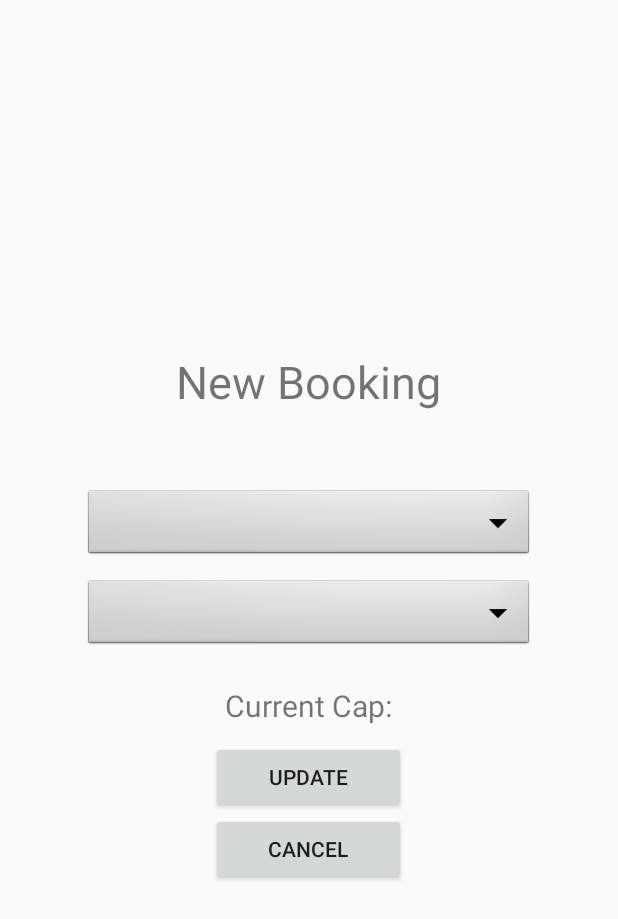
After one commit to irislawly/BB, an Android app: the layout activity_new_booking.xml on its own in the app's theme, with its tools: preview values and no code run, on a phone screen of 412 x 824 dp. The commit adds this screen. Shown: the top 919 px of the screen. Run offline under Robolectric (Android 15) with nearby library versions, the phone set to English and light mode, and no system bars.

Commit message:
added edit and add new bookings pages

```diff
--- a/app/src/main/res/layout/activity_bookings.xml
+++ b/app/src/main/res/layout/activity_bookings.xml
@@ -74,4 +74,6 @@
             android:layout_marginTop="50dp"
             android:text="@string/booking_delete" />
     </androidx.cardview.widget.CardView>
+
+
 </androidx.constraintlayout.widget.ConstraintLayout>
--- /dev/null
+++ b/app/src/main/res/layout/activity_new_booking.xml
@@ -0,0 +1,54 @@
+<?xml version="1.0" encoding="utf-8"?>
+<LinearLayout xmlns:android="http://schemas.android.com/apk/res/android"
+    android:layout_width="match_parent"
+    android:layout_height="match_parent"
+    android:orientation="vertical"
+    android:gravity="center"
+    >
+
+    <TextView
+        android:id="@+id/textView13"
+        android:layout_width="wrap_content"
+        android:layout_height="wrap_content"
+
+        android:text="@string/new_booking"
+        android:textSize="30sp" />
+
+    <Spinner
+        android:id="@+id/spinnerequipment"
+        android:layout_width="300dp"
+        android:layout_height="50dp"
+        android:layout_marginTop="50dp"
+        android:background="@android:drawable/btn_dropdown"
+        android:spinnerMode="dropdown" />
+
+    <Spinner
+        android:id="@+id/spinnerdate"
+        android:layout_width="300dp"
+        android:layout_height="50dp"
+        android:layout_marginTop="10dp"
+        android:background="@android:drawable/btn_dropdown"
+        android:spinnerMode="dropdown" />
+
+    <TextView
+        android:id="@+id/newBookingCurrentCap"
+        android:layout_width="wrap_content"
+        android:layout_height="wrap_content"
+        android:layout_marginTop="22dp"
+        android:text="@string/currentCap"
+        android:textSize="20sp" />
+
+    <Button
+        android:id="@+id/button5"
+        android:layout_width="130dp"
+        android:layout_height="wrap_content"
+        android:layout_marginTop="10dp"
+        android:text="@string/new_booking_update" />
+
+    <Button
+        android:id="@+id/button6"
+        android:layout_width="130dp"
+        android:layout_height="wrap_content"
+        android:text="@string/new_booking_cancel" />
+
+</LinearLayout>
--- a/app/src/main/res/values/strings.xml
+++ b/app/src/main/res/values/strings.xml
@@ -33,8 +33,16 @@
     <string name="booking_add">Add</string>
     <string name="booking_edit">Edit</string>
     <string name="booking_delete">Delete</string>
+    <string name="back_button">Back</string>
     <!-- TODO: Remove or change this placeholder text -->
     <string name="hello_blank_fragment">Hello blank fragment</string>
 
 
+    <string name="edit_booking">Edit Booking</string>
+    <string name="new_booking">New Booking</string>
+    <string name="currentCap">Current Cap: </string>
+    <string name="new_booking_update">Update</string>
+    <string name="new_booking_cancel">Cancel</string>
+
+
 </resources>
```
Also changed, not shown: app/src/main/java/com/bcit/bb/AddNewBooking.java (added, +18 -0 lines), app/src/main/res/layout/activity_edit_booking.xml (added, +53 -0 lines).
